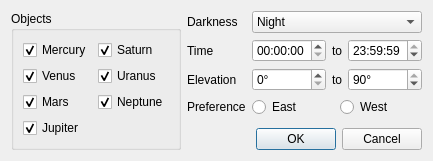
First picture: the form in qt5/schedulebrain.ui, repository EthanChappel/Ecliptic, before the edit.
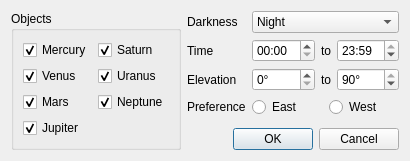
Second picture: the form after the edit.

Commit message: Remove ability to edit seconds in QTimeEdits

```diff
--- a/qt5/schedulebrain.ui
+++ b/qt5/schedulebrain.ui
@@ -6,7 +6,7 @@
    <rect>
     <x>0</x>
     <y>0</y>
-    <width>317</width>
+    <width>299</width>
     <height>138</height>
    </rect>
   </property>
@@ -150,15 +150,25 @@
       <layout class="QHBoxLayout" name="time_layout">
        <item>
         <widget class="QTimeEdit" name="start_timeedit">
+         <property name="maximumDateTime">
+          <datetime>
+           <hour>23</hour>
+           <minute>58</minute>
+           <second>0</second>
+           <year>2000</year>
+           <month>1</month>
+           <day>1</day>
+          </datetime>
+         </property>
          <property name="maximumTime">
           <time>
            <hour>23</hour>
-           <minute>59</minute>
-           <second>58</second>
+           <minute>58</minute>
+           <second>0</second>
           </time>
          </property>
          <property name="displayFormat">
-          <string>hh:mm:ss</string>
+          <string>hh:mm</string>
          </property>
          <property name="timeSpec">
           <enum>Qt::LocalTime</enum>
@@ -191,7 +201,27 @@
           <datetime>
            <hour>23</hour>
            <minute>59</minute>
-           <second>59</second>
+           <second>0</second>
+           <year>2000</year>
+           <month>1</month>
+           <day>1</day>
+          </datetime>
+         </property>
+         <property name="maximumDateTime">
+          <datetime>
+           <hour>23</hour>
+           <minute>59</minute>
+           <second>0</second>
+           <year>2000</year>
+           <month>1</month>
+           <day>1</day>
+          </datetime>
+         </property>
+         <property name="minimumDateTime">
+          <datetime>
+           <hour>0</hour>
+           <minute>1</minute>
+           <second>0</second>
            <year>2000</year>
            <month>1</month>
            <day>1</day>
@@ -200,12 +230,12 @@
          <property name="minimumTime">
           <time>
            <hour>0</hour>
-           <minute>0</minute>
-           <second>1</second>
+           <minute>1</minute>
+           <second>0</second>
           </time>
          </property>
          <property name="displayFormat">
-          <string>hh:mm:ss</string>
+          <string>hh:mm</string>
          </property>
          <property name="timeSpec">
           <enum>Qt::LocalTime</enum>
```
The commit also changes 1 other file.
